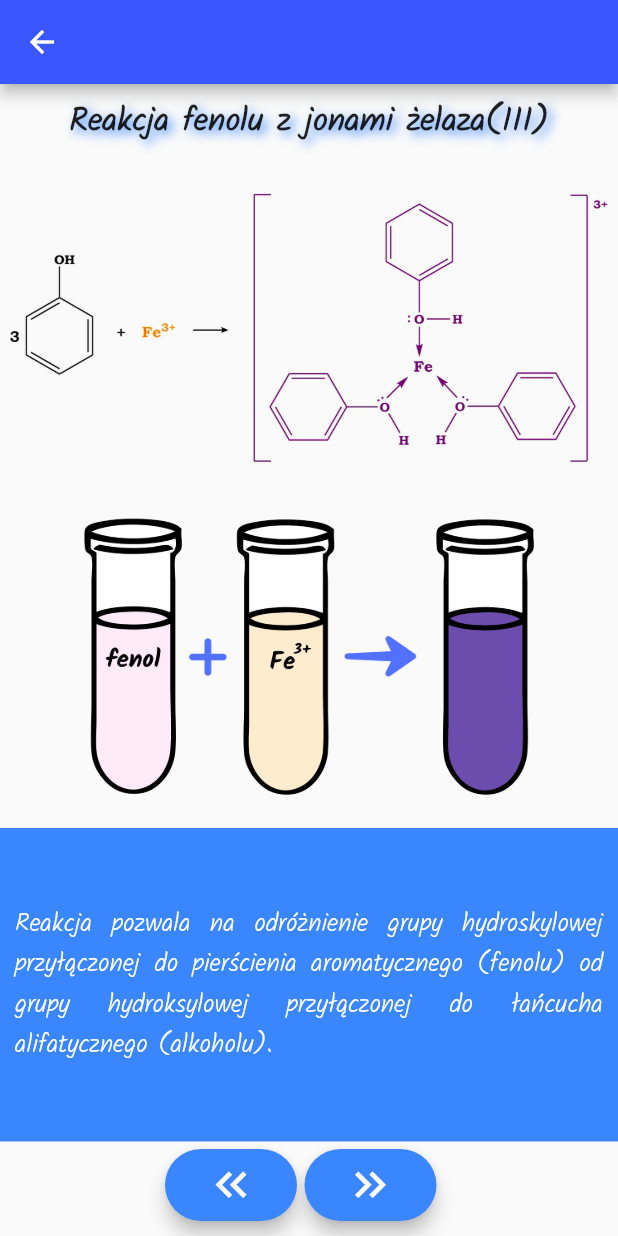
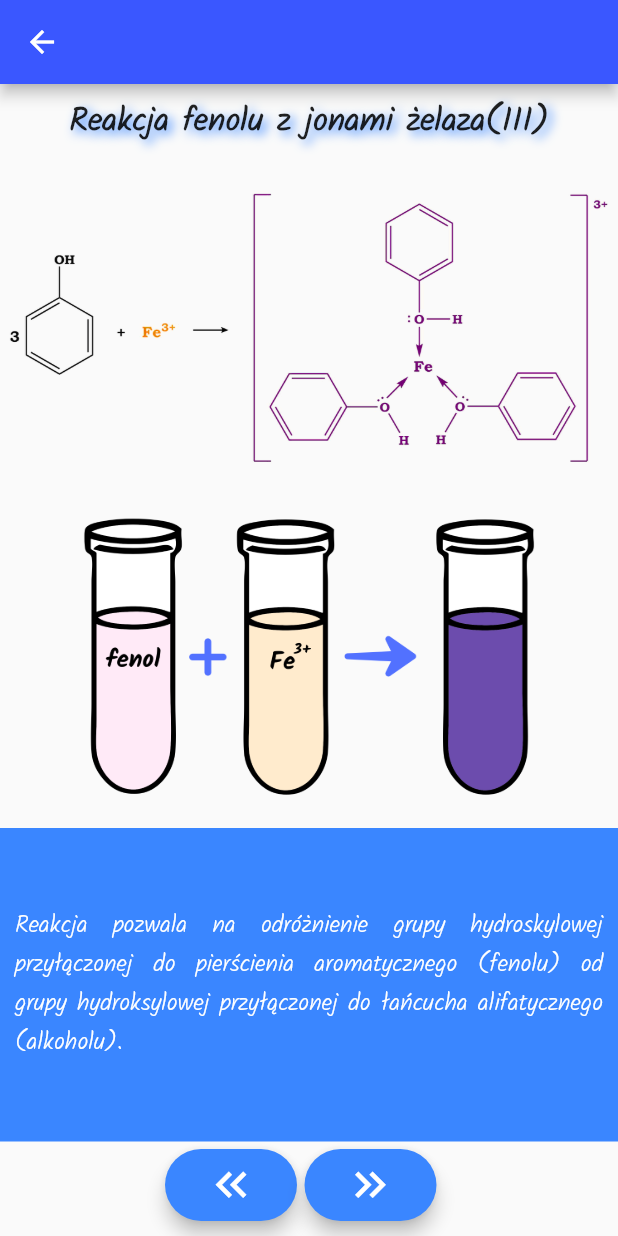
Before and after one commit to Sandra-chemist/SAEP-ReakcjeOrganiczne, a Flutter app: the ScienceScreen screen opened by its route, on a phone screen of 412 x 824 dp. Run offline on Flutter 3.47's test engine with Material 2 defaults, Android fonts, the phone set to English and light mode, and no system bars; our stand-ins replace firebase_auth, firebase_core, rflutter_alert; accounts and stored records are empty.

Commit message:
cleaning code in app

```diff
--- a/lib/constants.dart
+++ b/lib/constants.dart
@@ -46,7 +46,7 @@ const kLogoDecoration = BoxDecoration(
 const kMaterialButtonStyle = TextStyle(
   fontFamily: 'Handlee',
   fontSize: 25.0,
-  color: const Color(0XFF3a86ff),
+  color: Color(0XFF3a86ff),
   fontWeight: FontWeight.bold,
 );
 
@@ -54,9 +54,9 @@ const kUnderlineInputBorder = UnderlineInputBorder(
   borderSide: BorderSide(color: Colors.white),
 );
 
-const kBackgroundColor = const Color(0XFF3a86ff);
+const kBackgroundColor = Color(0XFF3a86ff);
 
-const kRoundedButtonColor = const Color(0xFFbde0fe);
+const kRoundedButtonColor = Color(0xFFbde0fe);
 
 const kAlertStyle = TextStyle(
   fontFamily: 'Kalam',
@@ -72,13 +72,13 @@ const kTitleReactionStyle = TextStyle(
     Shadow(
       offset: Offset(3.0, 3.0),
       blurRadius: 8.0,
-      color: const Color(0XFF3a86ff),
+      color: Color(0XFF3a86ff),
     ),
   ],
 );
 
 const kDescriptionStyle = TextStyle(
-  fontSize: 17.0,
+  fontSize: 16.0,
   fontFamily: 'Kalam',
   color: Colors.white,
 );
@@ -87,7 +87,7 @@ const kAnswerStyle = TextStyle(
   fontSize: 18.0,
   fontWeight: FontWeight.bold,
   fontFamily: 'Kalam',
-  color: const Color(0XFF3a86ff),
+  color: Color(0XFF3a86ff),
 );
 
 const kHintTextStyle = TextStyle(
@@ -96,7 +96,7 @@ const kHintTextStyle = TextStyle(
   fontSize: 20.0,
 );
 
-const kQuestionTextStyle = const TextStyle(
+const kQuestionTextStyle = TextStyle(
   fontSize: 25.0,
   color: Colors.white,
   fontFamily: 'Kalam',
--- a/lib/screens/science_screen.dart
+++ b/lib/screens/science_screen.dart
@@ -67,7 +67,8 @@ class ScienceScreenState extends State<ScienceScreen> {
                 ),
                 child: Center(
                   child: Padding(
-                    padding: EdgeInsets.symmetric(horizontal: 10.0),
+                    padding: const EdgeInsets.symmetric(
+                        horizontal: 10.0, vertical: 10.0),
                     child: Text(
                       scienceBrain.getDescriptionReaction(),
                       textAlign: TextAlign.justify,
```
